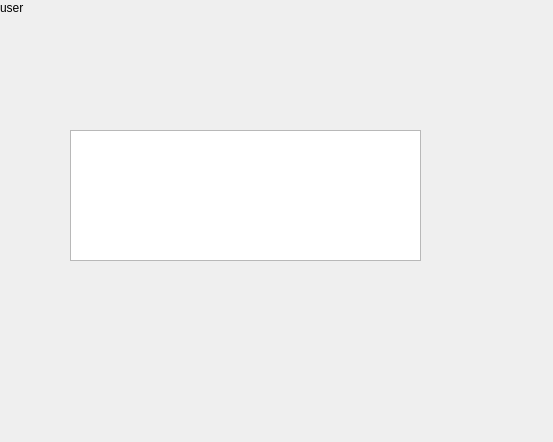
Above: WordLite/userwidget.ui from Staaaaaaaaar/WordHub before the change. Below: the same form after it.
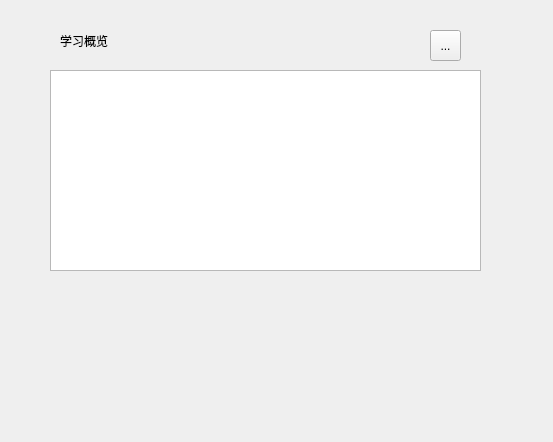
That is the form after the change. Icons and pictures are not drawn.

```diff
--- a/WordLite/userwidget.ui
+++ b/WordLite/userwidget.ui
@@ -13,29 +13,45 @@
   <property name="windowTitle">
    <string>Form</string>
   </property>
-  <widget class="QLabel" name="label">
-   <property name="geometry">
-    <rect>
-     <x>0</x>
-     <y>0</y>
-     <width>51</width>
-     <height>16</height>
-    </rect>
-   </property>
-   <property name="text">
-    <string>user</string>
-   </property>
-  </widget>
   <widget class="QGraphicsView" name="graphicsView">
    <property name="geometry">
     <rect>
-     <x>70</x>
-     <y>130</y>
-     <width>351</width>
-     <height>131</height>
+     <x>50</x>
+     <y>70</y>
+     <width>431</width>
+     <height>201</height>
     </rect>
    </property>
   </widget>
+  <widget class="QLabel" name="label">
+   <property name="geometry">
+    <rect>
+     <x>60</x>
+     <y>20</y>
+     <width>71</width>
+     <height>41</height>
+    </rect>
+   </property>
+   <property name="text">
+    <string>学习概览</string>
+   </property>
+  </widget>
+  <widget class="QToolButton" name="toolButton">
+   <property name="geometry">
+    <rect>
+     <x>430</x>
+     <y>30</y>
+     <width>31</width>
+     <height>31</height>
+    </rect>
+   </property>
+   <property name="text">
+    <string>...</string>
+   </property>
+   <property name="icon">
+    <iconset theme="QIcon::ThemeIcon::ViewRestore"/>
+   </property>
+  </widget>
  </widget>
  <resources/>
  <connections/>
```
